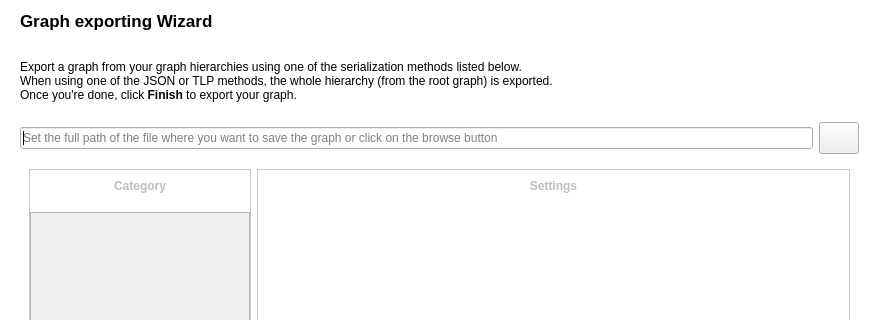
vadivelselvaraj/TulipGLImprovement, file plugins/perspective/GraphPerspective/designer/ExportWizard.ui: the form before one commit; both pictures show x 0 to 879 and y 0 to 320 of the 879 by 458 pixel window.
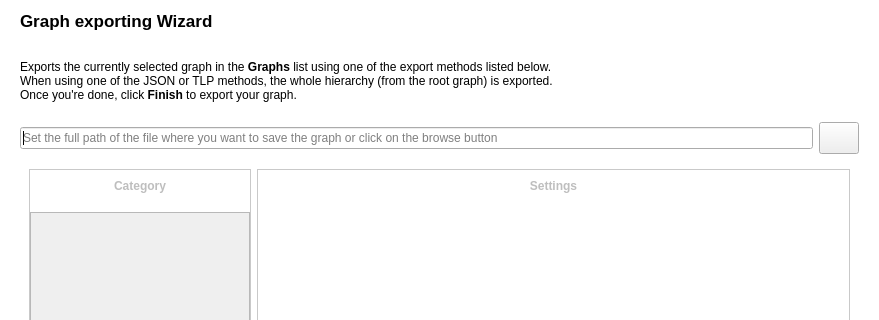
The form after the commit. Icons and pictures are not drawn. Custom widgets are drawn as their Qt base class.

Commit message: export wizard doc improvements

Diff of the .ui file:
```diff
--- a/plugins/perspective/GraphPerspective/designer/ExportWizard.ui
+++ b/plugins/perspective/GraphPerspective/designer/ExportWizard.ui
@@ -68,7 +68,7 @@
     <item>
      <widget class="QLabel" name="label">
       <property name="text">
-       <string>&lt;html&gt;&lt;head/&gt;&lt;body&gt;&lt;p&gt;&lt;br/&gt;Export a graph from your graph hierarchies using one of the serialization methods listed below. &lt;br/&gt;When using one of the JSON or TLP methods, the whole hierarchy (from the root graph) is exported.&lt;br/&gt;Once you're done, click &lt;span style=&quot; font-weight:600;&quot;&gt;Finish&lt;/span&gt; to export your graph.&lt;br/&gt;&lt;/p&gt;&lt;/body&gt;&lt;/html&gt;</string>
+       <string>&lt;html&gt;&lt;head/&gt;&lt;body&gt;&lt;p&gt;&lt;br/&gt;Exports the currently selected graph in the &lt;b&gt;Graphs&lt;/b&gt; list using one of the export methods listed below. &lt;br/&gt;When using one of the JSON or TLP methods, the whole hierarchy (from the root graph) is exported.&lt;br/&gt;Once you're done, click &lt;span style=&quot; font-weight:600;&quot;&gt;Finish&lt;/span&gt; to export your graph.&lt;br/&gt;&lt;/p&gt;&lt;/body&gt;&lt;/html&gt;</string>
       </property>
       <property name="wordWrap">
        <bool>true</bool>
```
